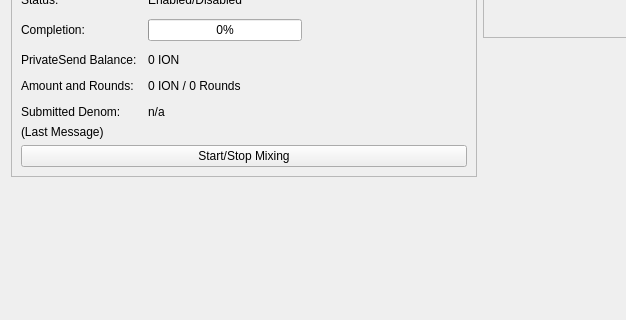
ioncoincore/ion, file src/qt/forms/overviewpage.ui: the form before one commit; both pictures show x 0 to 626 and y 265 to 585 of the 960 by 585 pixel window.
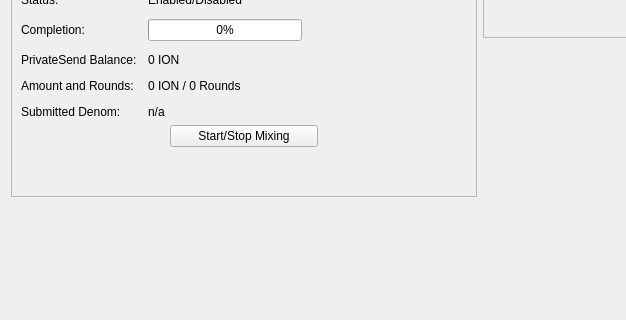
The form after the commit.

```diff
--- a/src/qt/forms/overviewpage.ui
+++ b/src/qt/forms/overviewpage.ui
@@ -482,30 +482,63 @@
           <item>
            <layout class="QVBoxLayout" name="VerticalLayout_PS">
             <item>
-             <widget class="QLabel" name="labelPrivateSendLastMessage">
-              <property name="text">
-               <string>(Last Message)</string>
+             <layout class="QHBoxLayout" name="horizontalLayout_3">
+              <property name="topMargin">
+               <number>0</number>
               </property>
-              <property name="alignment">
-               <set>Qt::AlignLeading|Qt::AlignLeft|Qt::AlignTop</set>
-              </property>
-              <property name="wordWrap">
-               <bool>true</bool>
-              </property>
-             </widget>
+              <item>
+               <spacer name="horizontalSpacer_5">
+                <property name="orientation">
+                 <enum>Qt::Horizontal</enum>
+                </property>
+                <property name="sizeHint" stdset="0">
+                 <size>
+                  <width>40</width>
+                  <height>20</height>
+                 </size>
+                </property>
+               </spacer>
+              </item>
+              <item>
+               <widget class="QPushButton" name="togglePrivateSend">
+                <property name="sizePolicy">
+                 <sizepolicy hsizetype="MinimumExpanding" vsizetype="Fixed">
+                  <horstretch>0</horstretch>
+                  <verstretch>0</verstretch>
+                 </sizepolicy>
+                </property>
+                <property name="text">
+                 <string>Start/Stop Mixing</string>
+                </property>
+               </widget>
+              </item>
+              <item>
+               <spacer name="horizontalSpacer_6">
+                <property name="orientation">
+                 <enum>Qt::Horizontal</enum>
+                </property>
+                <property name="sizeHint" stdset="0">
+                 <size>
+                  <width>40</width>
+                  <height>20</height>
+                 </size>
+                </property>
+               </spacer>
+              </item>
+             </layout>
             </item>
             <item>
-             <widget class="QPushButton" name="togglePrivateSend">
-              <property name="sizePolicy">
-               <sizepolicy hsizetype="MinimumExpanding" vsizetype="Fixed">
-                <horstretch>0</horstretch>
-                <verstretch>0</verstretch>
-               </sizepolicy>
+             <spacer name="verticalSpacer_3">
+              <property name="orientation">
+               <enum>Qt::Vertical</enum>
               </property>
-              <property name="text">
-               <string>Start/Stop Mixing</string>
+              <property name="sizeHint" stdset="0">
+               <size>
+                <width>20</width>
+                <height>40</height>
+               </size>
               </property>
-             </widget>
+             </spacer>
             </item>
            </layout>
           </item>
```
Left out of the diff: 3 changed lines with no effect on the pictures.
